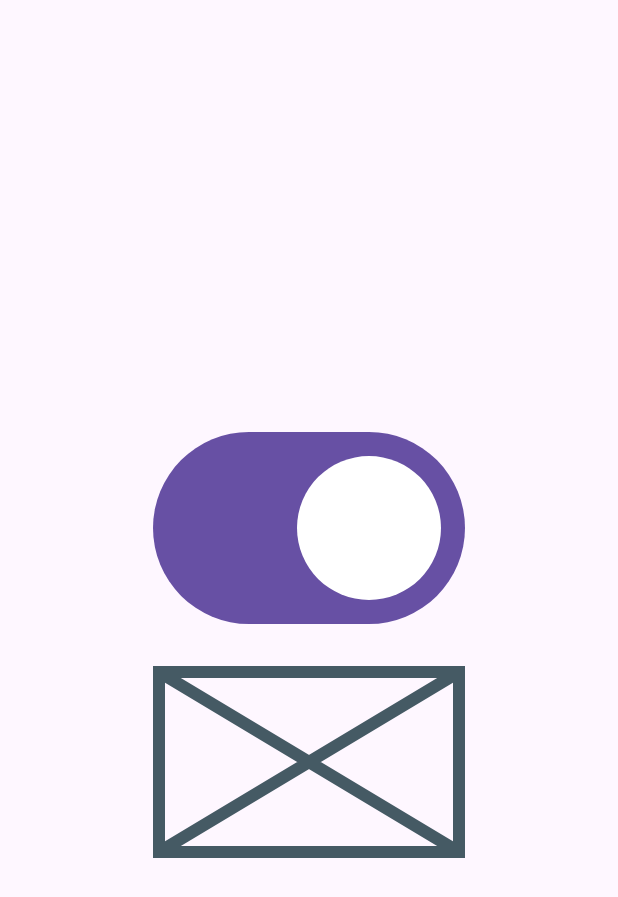
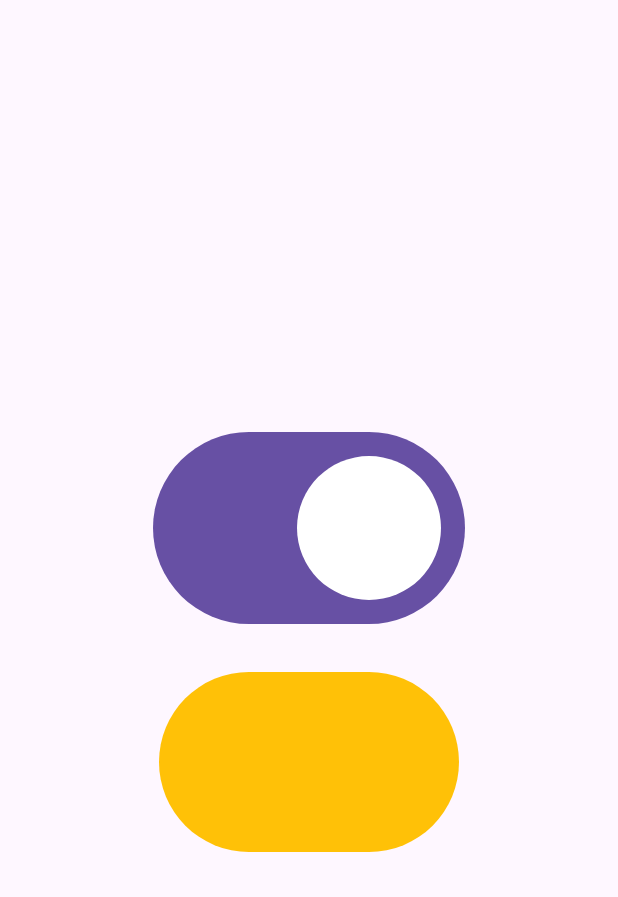
Before and after one commit to lowy-10pines/charla-que-tan-dificil-puede-ser, a Flutter app: the screen it shows after launch, on a phone screen of 412 x 824 dp. Shown: the top 897 px of the screen. Run offline on Flutter 3.47's test engine with Material 2 defaults, Android fonts, the phone set to English and light mode, and no system bars.

Commit message:
Switch básico y animación

```diff
--- /dev/null
+++ b/lib/fancy_switch.dart
@@ -0,0 +1,67 @@
+import 'package:flutter/material.dart';
+
+class FancySwitch extends StatefulWidget {
+  final bool value;
+  final void Function(bool value) onChanged;
+
+  const FancySwitch({super.key, required this.value, required this.onChanged});
+
+  @override
+  State<FancySwitch> createState() => _FancySwitchState();
+}
+
+class _FancySwitchState extends State<FancySwitch>
+    with TickerProviderStateMixin {
+  late final AnimationController _controller = AnimationController(
+    vsync: this,
+    duration: const Duration(milliseconds: 500),
+  );
+
+  Animation<double> get curvedAnimation => CurvedAnimation(
+        parent: _controller,
+        curve: Curves.easeInOut,
+      );
+
+  @override
+  void initState() {
+    if (widget.value) {
+      _controller.forward(from: 1);
+    } else {
+      _controller.reverse(from: 0);
+    }
+    super.initState();
+  }
+
+  @override
+  void dispose() {
+    _controller.dispose();
+    super.dispose();
+  }
+
+  @override
+  void didUpdateWidget(covariant FancySwitch oldWidget) {
+    if (widget.value) {
+      _controller.forward();
+    } else {
+      _controller.reverse();
+    }
+    super.didUpdateWidget(oldWidget);
+  }
+
+  @override
+  Widget build(BuildContext context) {
+    return SizedBox(
+      width: 50,
+      height: 30,
+      child: ClipRRect(
+        borderRadius: BorderRadius.circular(15),
+        child: GestureDetector(
+          onTap: () {
+            widget.onChanged.call(!widget.value);
+          },
+          child: ColoredBox(color: Colors.amber),
+        ),
+      ),
+    );
+  }
+}
--- a/lib/main.dart
+++ b/lib/main.dart
@@ -1,3 +1,4 @@
+import 'package:fancy_switch/fancy_switch.dart';
 import 'package:flutter/material.dart';
 
 void main() {
@@ -35,7 +36,7 @@ class _FancySwitchAppState extends State<FancySwitchApp> {
               mainAxisAlignment: MainAxisAlignment.center,
               children: <Widget>[
                 Switch.adaptive(value: value, onChanged: _setValue),
-                const SizedBox(width: 50, height: 30, child: Placeholder())
+                FancySwitch(value: value, onChanged: _setValue),
               ],
             ),
           ),
```
